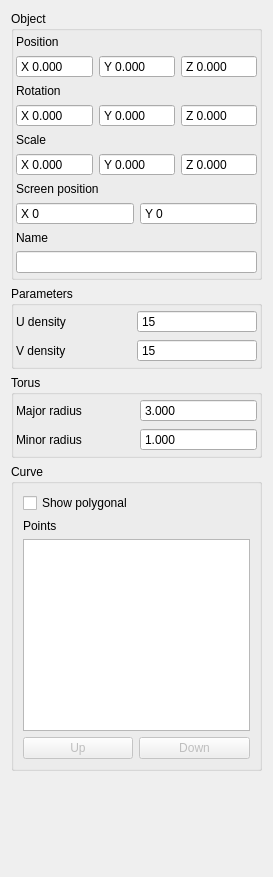
Above: Controls/controls.ui from VenMolom/GeometricModeling before the change. Below: the same form after it.
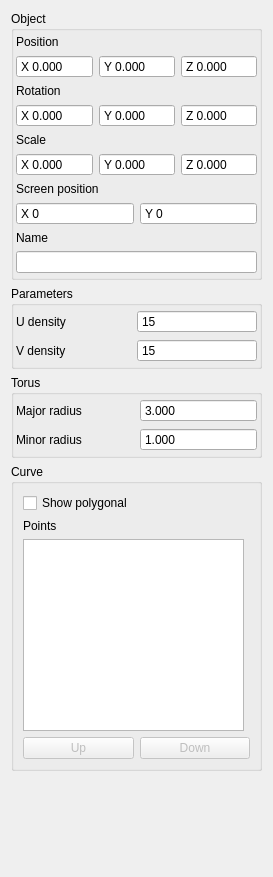
That is the form after the change.

Commit message: fix rysowania i gui

The edit to the form file:
```diff
--- a/Controls/controls.ui
+++ b/Controls/controls.ui
@@ -757,18 +757,14 @@
       <string>Curve</string>
      </property>
      <layout class="QGridLayout" name="gridLayout_12">
-      <item row="3" column="0">
-       <widget class="QPushButton" name="movePointUp">
-        <property name="enabled">
-         <bool>false</bool>
-        </property>
-        <property name="text">
-         <string>Up</string>
-        </property>
-       </widget>
-      </item>
       <item row="0" column="0">
        <widget class="QCheckBox" name="polygonalCheckBox">
+        <property name="sizePolicy">
+         <sizepolicy hsizetype="Expanding" vsizetype="Fixed">
+          <horstretch>0</horstretch>
+          <verstretch>0</verstretch>
+         </sizepolicy>
+        </property>
         <property name="text">
          <string>Show polygonal</string>
         </property>
@@ -781,18 +777,61 @@
         </property>
        </widget>
       </item>
-      <item row="3" column="1">
-       <widget class="QPushButton" name="movePointDown">
-        <property name="enabled">
-         <bool>false</bool>
+      <item row="3" column="0" colspan="2">
+       <widget class="QFrame" name="frame">
+        <property name="frameShape">
+         <enum>QFrame::NoFrame</enum>
         </property>
-        <property name="text">
-         <string>Down</string>
+        <property name="frameShadow">
+         <enum>QFrame::Raised</enum>
         </property>
+        <layout class="QGridLayout" name="gridLayout_13">
+         <property name="leftMargin">
+          <number>0</number>
+         </property>
+         <property name="topMargin">
+          <number>0</number>
+         </property>
+         <property name="rightMargin">
+          <number>0</number>
+         </property>
+         <property name="bottomMargin">
+          <number>0</number>
+         </property>
+         <property name="horizontalSpacing">
+          <number>6</number>
+         </property>
+         <item row="0" column="0">
+          <widget class="QPushButton" name="movePointUp">
+           <property name="enabled">
+            <bool>false</bool>
+           </property>
+           <property name="text">
+            <string>Up</string>
+           </property>
+          </widget>
+         </item>
+         <item row="0" column="1">
+          <widget class="QPushButton" name="movePointDown">
+           <property name="enabled">
+            <bool>false</bool>
+           </property>
+           <property name="text">
+            <string>Down</string>
+           </property>
+          </widget>
+         </item>
+        </layout>
        </widget>
       </item>
-      <item row="2" column="0" colspan="2">
+      <item row="2" column="0">
        <widget class="QTableWidget" name="pointsList">
+        <property name="sizePolicy">
+         <sizepolicy hsizetype="Ignored" vsizetype="Expanding">
+          <horstretch>0</horstretch>
+          <verstretch>0</verstretch>
+         </sizepolicy>
+        </property>
         <property name="contextMenuPolicy">
          <enum>Qt::NoContextMenu</enum>
         </property>
```
Left out of the diff: 26 changed lines with no effect on the pictures. The commit also changes 2 other files.
